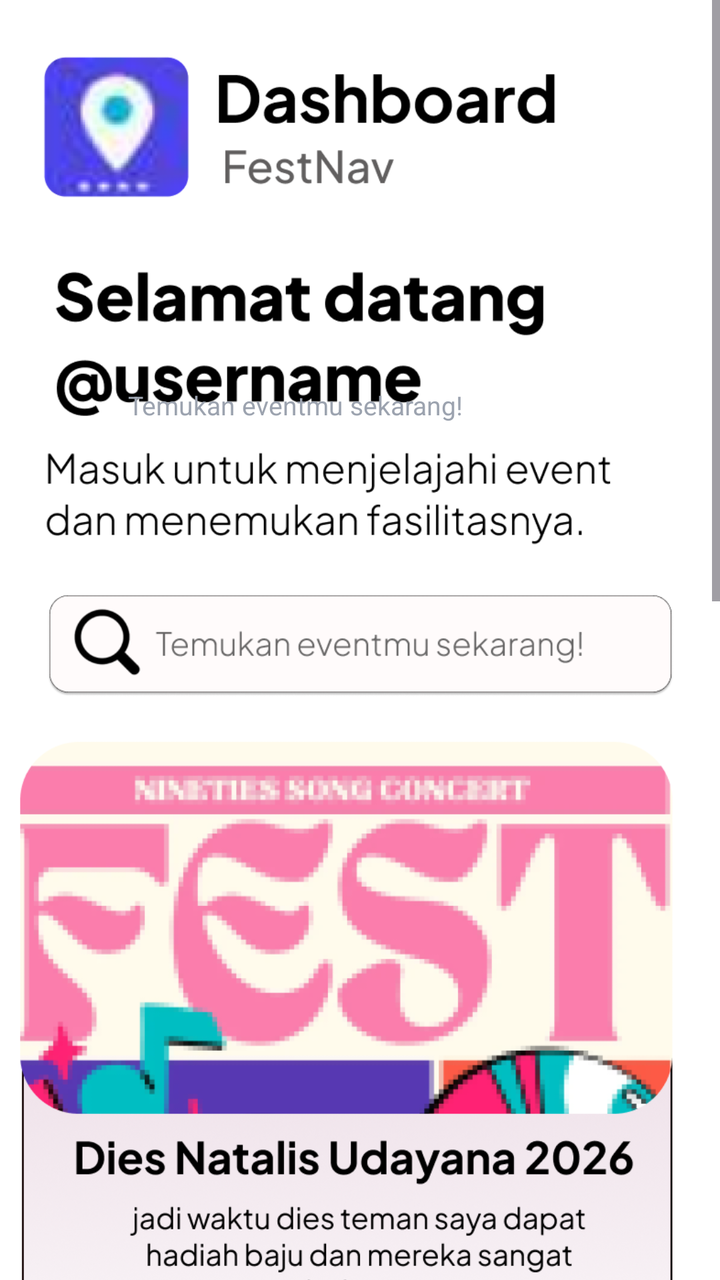
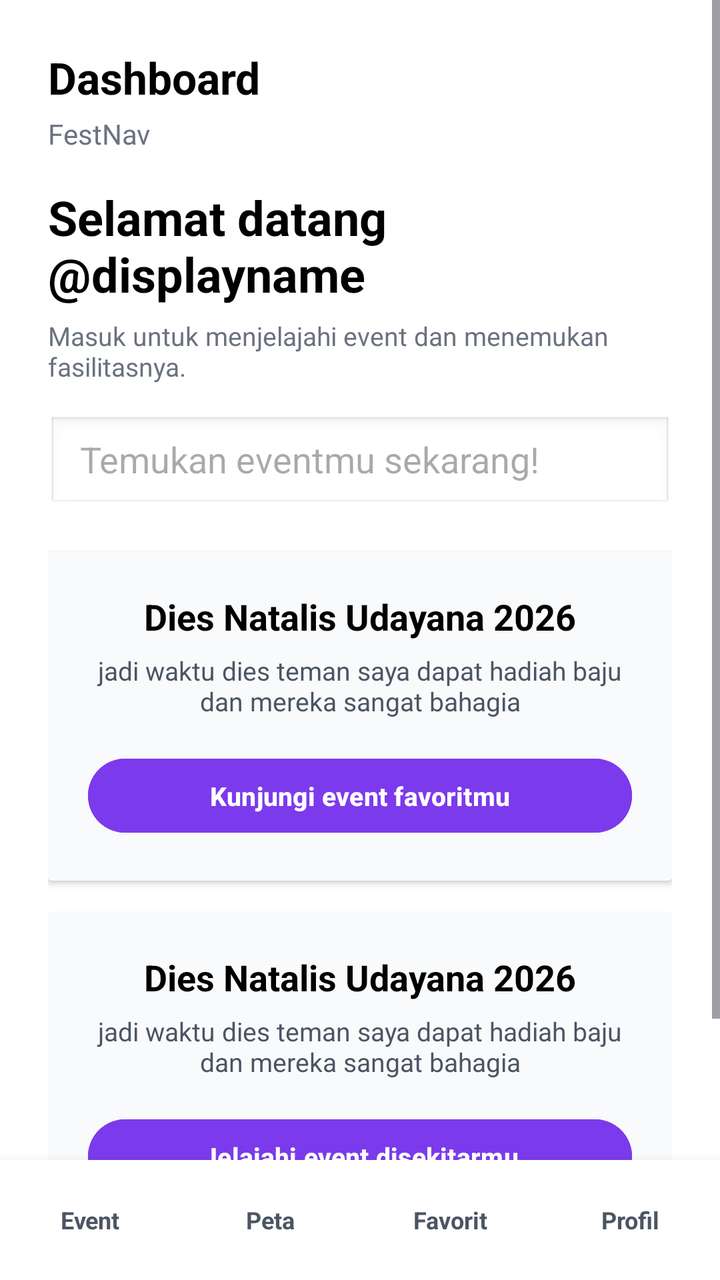

Compare the two renders of this Android layout. The source of the first and the diff that turns it into the second are given below.
<!-- AndroidManifest.xml: application theme Theme.FestNav -->
<!-- res/layout/activity_dashboard.xml -->
<?xml version="1.0" encoding="utf-8"?>
<ScrollView
    xmlns:android="http://schemas.android.com/apk/res/android"
    xmlns:app="http://schemas.android.com/apk/res-auto"
    xmlns:tools="http://schemas.android.com/tools"
    android:layout_width="match_parent"
    android:layout_height="match_parent"
    android:fillViewport="true"
    android:scrollbars="vertical"
    android:background="#FFFFFF"
    tools:context=".Dashboard">

    <androidx.constraintlayout.widget.ConstraintLayout
        android:layout_width="match_parent"
        android:layout_height="wrap_content"
        android:paddingBottom="80dp">

        
        <ImageView
            android:id="@+id/imgBackgroundDashboard"
            android:layout_width="0dp"
            android:layout_height="wrap_content"
            android:adjustViewBounds="true"
            android:scaleType="fitXY"
            android:src="@drawable/dashboard"
            app:layout_constraintTop_toTopOf="parent"
            app:layout_constraintStart_toStartOf="parent"
            app:layout_constraintEnd_toEndOf="parent" />

        
        <EditText
            android:id="@+id/etSearchDashboard"
            android:layout_width="0dp"
            android:layout_height="45dp"
            android:layout_marginStart="28dp"
            android:layout_marginEnd="28dp"
            android:layout_marginTop="180dp"
            android:background="@android:color/transparent"
            android:hint="Temukan eventmu sekarang!"
            android:paddingStart="36dp"
            android:paddingEnd="16dp"
            android:textColor="#000000"
            android:textColorHint="#9CA3AF"
            android:textSize="13sp"
            app:layout_constraintTop_toTopOf="@id/imgBackgroundDashboard"
            app:layout_constraintStart_toStartOf="parent"
            app:layout_constraintEnd_toEndOf="parent" />

        
        <View
            android:id="@+id/btnKunjungiFavorit"
            android:layout_width="0dp"
            android:layout_height="40dp"
            android:layout_marginStart="50dp"
            android:layout_marginEnd="50dp"
            android:layout_marginTop="250dp"
            android:background="@android:color/transparent"
            app:layout_constraintTop_toTopOf="@id/imgBackgroundDashboard"
            app:layout_constraintStart_toStartOf="parent"
            app:layout_constraintEnd_toEndOf="parent" />

        
        <View
            android:id="@+id/btnJelajahiEvent"
            android:layout_width="0dp"
            android:layout_height="40dp"
            android:layout_marginStart="50dp"
            android:layout_marginEnd="50dp"
            android:layout_marginTop="310dp"
            android:background="@android:color/transparent"
            app:layout_constraintTop_toTopOf="@id/imgBackgroundDashboard"
            app:layout_constraintStart_toStartOf="parent"
            app:layout_constraintEnd_toEndOf="parent" />

        
        
        <View
            android:id="@+id/navEvent"
            android:layout_width="65dp"
            android:layout_height="50dp"
            android:layout_marginStart="30dp"
            android:layout_marginTop="450dp"
            android:background="@android:color/transparent"
            app:layout_constraintTop_toTopOf="@id/imgBackgroundDashboard"
            app:layout_constraintStart_toStartOf="parent" />

        
        <View
            android:id="@+id/navPeta"
            android:layout_width="65dp"
            android:layout_height="50dp"
            android:layout_marginTop="450dp"
            android:background="@android:color/transparent"
            app:layout_constraintTop_toTopOf="@id/imgBackgroundDashboard"
            app:layout_constraintStart_toEndOf="@id/navEvent"
            app:layout_constraintEnd_toStartOf="@id/navFavorit" />

        
        <View
            android:id="@+id/navFavorit"
            android:layout_width="65dp"
            android:layout_height="50dp"
            android:layout_marginTop="450dp"
            android:background="@android:color/transparent"
            app:layout_constraintTop_toTopOf="@id/imgBackgroundDashboard"
            app:layout_constraintStart_toEndOf="@id/navPeta"
            app:layout_constraintEnd_toStartOf="@id/navProfil" />

        
        <View
            android:id="@+id/navProfil"
            android:layout_width="65dp"
            android:layout_height="50dp"
            android:layout_marginEnd="30dp"
            android:layout_marginTop="450dp"
            android:background="@android:color/transparent"
            app:layout_constraintTop_toTopOf="@id/imgBackgroundDashboard"
            app:layout_constraintEnd_toEndOf="parent" />

    </androidx.constraintlayout.widget.ConstraintLayout>

</ScrollView>
<!-- resources referenced by this layout -->
<resources>
  <!-- drawable dashboard: png bitmap (drawable, 321764 bytes) -->
  <style name="Theme.FestNav" parent="Base.Theme.FestNav" />
  <style name="Base.Theme.FestNav" parent="Theme.Material3.DayNight.NoActionBar">
          
          
      </style>
</resources>

<!-- the commit's change to res/layout/activity_dashboard.xml (unified diff, before → after) -->
@@ -1,122 +1,231 @@
 <?xml version="1.0" encoding="utf-8"?>
-<ScrollView
+<RelativeLayout
     xmlns:android="http://schemas.android.com/apk/res/android"
-    xmlns:app="http://schemas.android.com/apk/res-auto"
     xmlns:tools="http://schemas.android.com/tools"
     android:layout_width="match_parent"
     android:layout_height="match_parent"
-    android:fillViewport="true"
-    android:scrollbars="vertical"
     android:background="#FFFFFF"
     tools:context=".Dashboard">
 
-    <androidx.constraintlayout.widget.ConstraintLayout
+    
+    <ScrollView
         android:layout_width="match_parent"
-        android:layout_height="wrap_content"
-        android:paddingBottom="80dp">
-
-        
-        <ImageView
-            android:id="@+id/imgBackgroundDashboard"
-            android:layout_width="0dp"
+        android:layout_height="match_parent"
+        android:layout_above="@+id/bottomNavigation"
+        android:fillViewport="true">
+
+        <LinearLayout
+            android:layout_width="match_parent"
             android:layout_height="wrap_content"
-            android:adjustViewBounds="true"
-            android:scaleType="fitXY"
-            android:src="@drawable/dashboard"
-            app:layout_constraintTop_toTopOf="parent"
-            app:layout_constraintStart_toStartOf="parent"
-            app:layout_constraintEnd_toEndOf="parent" />
-
-        
-        <EditText
-            android:id="@+id/etSearchDashboard"
-            android:layout_width="0dp"
-            android:layout_height="45dp"
-            android:layout_marginStart="28dp"
-            android:layout_marginEnd="28dp"
-            android:layout_marginTop="180dp"
-            android:background="@android:color/transparent"
-            android:hint="Temukan eventmu sekarang!"
-            android:paddingStart="36dp"
-            android:paddingEnd="16dp"
-            android:textColor="#000000"
-            android:textColorHint="#9CA3AF"
-            android:textSize="13sp"
-            app:layout_constraintTop_toTopOf="@id/imgBackgroundDashboard"
-            app:layout_constraintStart_toStartOf="parent"
-            app:layout_constraintEnd_toEndOf="parent" />
-
-        
-        <View
-            android:id="@+id/btnKunjungiFavorit"
-            android:layout_width="0dp"
-            android:layout_height="40dp"
-            android:layout_marginStart="50dp"
-            android:layout_marginEnd="50dp"
-            android:layout_marginTop="250dp"
-            android:background="@android:color/transparent"
-            app:layout_constraintTop_toTopOf="@id/imgBackgroundDashboard"
-            app:layout_constraintStart_toStartOf="parent"
-            app:layout_constraintEnd_toEndOf="parent" />
-
-        
-        <View
-            android:id="@+id/btnJelajahiEvent"
-            android:layout_width="0dp"
-            android:layout_height="40dp"
-            android:layout_marginStart="50dp"
-            android:layout_marginEnd="50dp"
-            android:layout_marginTop="310dp"
-            android:background="@android:color/transparent"
-            app:layout_constraintTop_toTopOf="@id/imgBackgroundDashboard"
-            app:layout_constraintStart_toStartOf="parent"
-            app:layout_constraintEnd_toEndOf="parent" />
-
-        
-        
-        <View
+            android:orientation="vertical"
+            android:padding="24dp">
+
+            
+            <TextView
+                android:layout_width="wrap_content"
+                android:layout_height="wrap_content"
+                android:text="Dashboard"
+                android:textSize="22sp"
+                android:textStyle="bold"
+                android:textColor="#000000"
+                android:layout_marginBottom="4dp"/>
+
+            <TextView
+                android:layout_width="wrap_content"
+                android:layout_height="wrap_content"
+                android:text="FestNav"
+                android:textSize="14sp"
+                android:textColor="#6B7280"
+                android:layout_marginBottom="16dp"/>
+
+            
+            <TextView
+                android:id="@+id/tvWelcomeDashboard"
+                android:layout_width="match_parent"
+                android:layout_height="wrap_content"
+                android:text="Selamat datang\n@displayname"
+                android:textSize="24sp"
+                android:textStyle="bold"
+                android:textColor="#000000"
+                android:layout_marginBottom="6dp"/>
+
+            <TextView
+                android:layout_width="match_parent"
+                android:layout_height="wrap_content"
+                android:text="Masuk untuk menjelajahi event dan menemukan fasilitasnya."
+                android:textSize="13sp"
+                android:textColor="#6B7280"
+                android:layout_marginBottom="16dp"/>
+
+            
+            <EditText
+                android:id="@+id/etSearchEvent"
+                android:layout_width="match_parent"
+                android:layout_height="48dp"
+                android:hint="Temukan eventmu sekarang!"
+                android:inputType="text"
+                android:background="@android:drawable/edit_text"
+                android:paddingStart="16dp"
+                android:paddingEnd="16dp"
+                android:layout_marginBottom="20dp"/>
+
+            
+            <androidx.cardview.widget.CardView
+                android:id="@+id/cardEvent1"
+                android:layout_width="match_parent"
+                android:layout_height="wrap_content"
+                android:layout_marginBottom="16dp"
+                android:radius="16dp">
+
+                <LinearLayout
+                    android:layout_width="match_parent"
+                    android:layout_height="wrap_content"
+                    android:orientation="vertical"
+                    android:padding="20dp"
+                    android:background="#F9FAFB">
+
+                    <TextView
+                        android:layout_width="match_parent"
+                        android:layout_height="wrap_content"
+                        android:text="Dies Natalis Udayana 2026"
+                        android:textSize="18sp"
+                        android:textStyle="bold"
+                        android:textColor="#000000"
+                        android:gravity="center"
+                        android:layout_marginBottom="6dp"/>
+
+                    <TextView
+                        android:layout_width="match_parent"
+                        android:layout_height="wrap_content"
+                        android:text="jadi waktu dies teman saya dapat hadiah baju dan mereka sangat bahagia"
+                        android:textSize="13sp"
+                        android:textColor="#4B5563"
+                        android:gravity="center"
+                        android:layout_marginBottom="16dp"/>
+
+                    <Button
+                        android:id="@+id/btnKunjungiFavorit"
+                        android:layout_width="match_parent"
+                        android:layout_height="45dp"
+                        android:backgroundTint="#7C3AED"
+                        android:text="Kunjungi event favoritmu"
+                        android:textColor="#FFFFFF"
+                        android:textSize="13sp"
+                        android:textStyle="bold"/>
+
+                </LinearLayout>
+            </androidx.cardview.widget.CardView>
+
+            
+            <androidx.cardview.widget.CardView
+                android:id="@+id/cardEvent2"
+                android:layout_width="match_parent"
+                android:layout_height="wrap_content"
+                android:layout_marginBottom="16dp"
+                android:radius="16dp">
+
+                <LinearLayout
+                    android:layout_width="match_parent"
+                    android:layout_height="wrap_content"
+                    android:orientation="vertical"
+                    android:padding="20dp"
+                    android:background="#F9FAFB">
+
+                    <TextView
+                        android:layout_width="match_parent"
+                        android:layout_height="wrap_content"
+                        android:text="Dies Natalis Udayana 2026"
+                        android:textSize="18sp"
+                        android:textStyle="bold"
+                        android:textColor="#000000"
+                        android:gravity="center"
+                        android:layout_marginBottom="6dp"/>
+
+                    <TextView
+                        android:layout_width="match_parent"
+                        android:layout_height="wrap_content"
+                        android:text="jadi waktu dies teman saya dapat hadiah baju dan mereka sangat bahagia"
+                        android:textSize="13sp"
+                        android:textColor="#4B5563"
+                        android:gravity="center"
+                        android:layout_marginBottom="16dp"/>
+
+                    <Button
+                        android:id="@+id/btnJelajahiSekitar"
+                        android:layout_width="match_parent"
+                        android:layout_height="45dp"
+                        android:backgroundTint="#7C3AED"
+                        android:text="Jelajahi event disekitarmu"
+                        android:textColor="#FFFFFF"
+                        android:textSize="13sp"
+                        android:textStyle="bold"/>
+
+                </LinearLayout>
+            </androidx.cardview.widget.CardView>
+
+        </LinearLayout>
+    </ScrollView>
+
+    
+    <LinearLayout
+        android:id="@+id/bottomNavigation"
+        android:layout_width="match_parent"
+        android:layout_height="60dp"
+        android:layout_alignParentBottom="true"
+        android:orientation="horizontal"
+        android:background="#FFFFFF"
+        android:elevation="8dp"
+        android:weightSum="4"
+        android:gravity="center">
+
+        
+        <TextView
             android:id="@+id/navEvent"
-            android:layout_width="65dp"
-            android:layout_height="50dp"
-            android:layout_marginStart="30dp"
-            android:layout_marginTop="450dp"
-            android:background="@android:color/transparent"
-            app:layout_constraintTop_toTopOf="@id/imgBackgroundDashboard"
-            app:layout_constraintStart_toStartOf="parent" />
-
-        
-        <View
+            android:layout_width="0dp"
+            android:layout_height="match_parent"
+            android:layout_weight="1"
+            android:text="Event"
+            android:gravity="center"
+            android:textSize="12sp"
+            android:textColor="#4B5563"
+            android:textStyle="bold"/>
+
+        
+        <TextView
             android:id="@+id/navPeta"
-            android:layout_width="65dp"
-            android:layout_height="50dp"
-            android:layout_marginTop="450dp"
-            android:background="@android:color/transparent"
-            app:layout_constraintTop_toTopOf="@id/imgBackgroundDashboard"
-            app:layout_constraintStart_toEndOf="@id/navEvent"
-            app:layout_constraintEnd_toStartOf="@id/navFavorit" />
-
-        
-        <View
+            android:layout_width="0dp"
+            android:layout_height="match_parent"
+            android:layout_weight="1"
+            android:text="Peta"
+            android:gravity="center"
+            android:textSize="12sp"
+            android:textColor="#4B5563"
+            android:textStyle="bold"/>
+
+        
+        <TextView
             android:id="@+id/navFavorit"
-            android:layout_width="65dp"
-            android:layout_height="50dp"
-            android:layout_marginTop="450dp"
-            android:background="@android:color/transparent"
-            app:layout_constraintTop_toTopOf="@id/imgBackgroundDashboard"
-            app:layout_constraintStart_toEndOf="@id/navPeta"
-            app:layout_constraintEnd_toStartOf="@id/navProfil" />
-
-        
-        <View
+            android:layout_width="0dp"
+            android:layout_height="match_parent"
+            android:layout_weight="1"
+            android:text="Favorit"
+            android:gravity="center"
+            android:textSize="12sp"
+            android:textColor="#4B5563"
+            android:textStyle="bold"/>
+
+        
+        <TextView
             android:id="@+id/navProfil"
-            android:layout_width="65dp"
-            android:layout_height="50dp"
-            android:layout_marginEnd="30dp"
-            android:layout_marginTop="450dp"
-            android:background="@android:color/transparent"
-            app:layout_constraintTop_toTopOf="@id/imgBackgroundDashboard"
-            app:layout_constraintEnd_toEndOf="parent" />
-
-    </androidx.constraintlayout.widget.ConstraintLayout>
-
-</ScrollView>
+            android:layout_width="0dp"
+            android:layout_height="match_parent"
+            android:layout_weight="1"
+            android:text="Profil"
+            android:gravity="center"
+            android:textSize="12sp"
+            android:textColor="#4B5563"
+            android:textStyle="bold"/>
+
+    </LinearLayout>
+
+</RelativeLayout>
<!-- resource entries referenced after the edit -->
@@ -1,6 +1,5 @@
 <!-- resources referenced by this layout -->
 <resources>
-  <!-- drawable dashboard: png bitmap (drawable, 321764 bytes) -->
   <style name="Theme.FestNav" parent="Base.Theme.FestNav" />
   <style name="Base.Theme.FestNav" parent="Theme.Material3.DayNight.NoActionBar">
           
